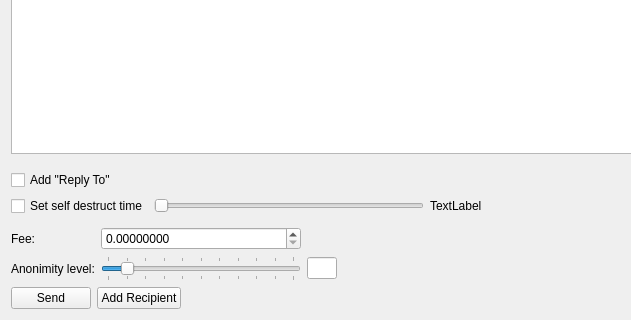
Mythicaler/digitalkabwallet, file src/gui/ui/sendmessageframe.ui: the form before one commit; both pictures show x 0 to 631 and y 255 to 575 of the 773 by 575 pixel window.
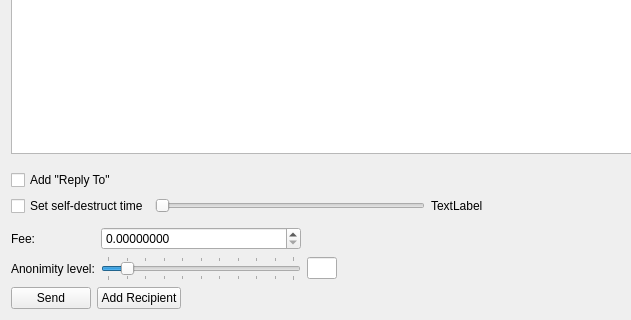
The form after the commit. Icons and pictures are not drawn.

Commit message: Update typo self destruct ->> self-destruct

The edit to the form file:
```diff
--- a/src/gui/ui/sendmessageframe.ui
+++ b/src/gui/ui/sendmessageframe.ui
@@ -129,7 +129,7 @@
         <string>Do not include message in blockchain</string>
        </property>
        <property name="text">
-        <string>Set self destruct time</string>
+        <string>Set self-destruct time</string>
        </property>
       </widget>
      </item>
```
